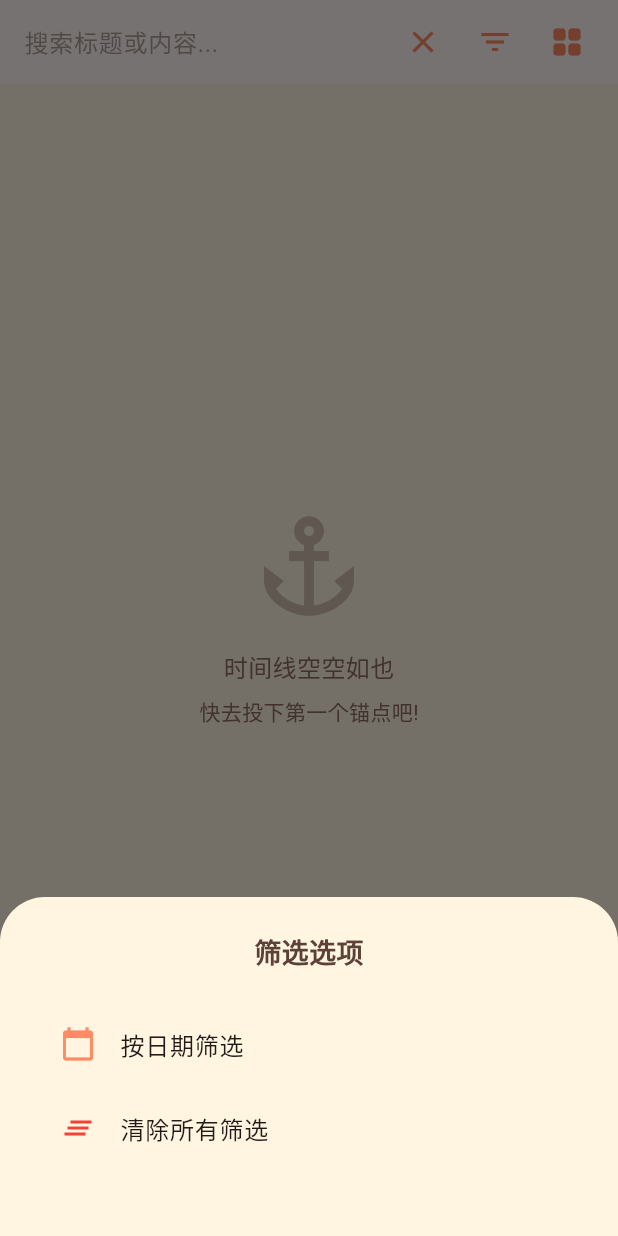
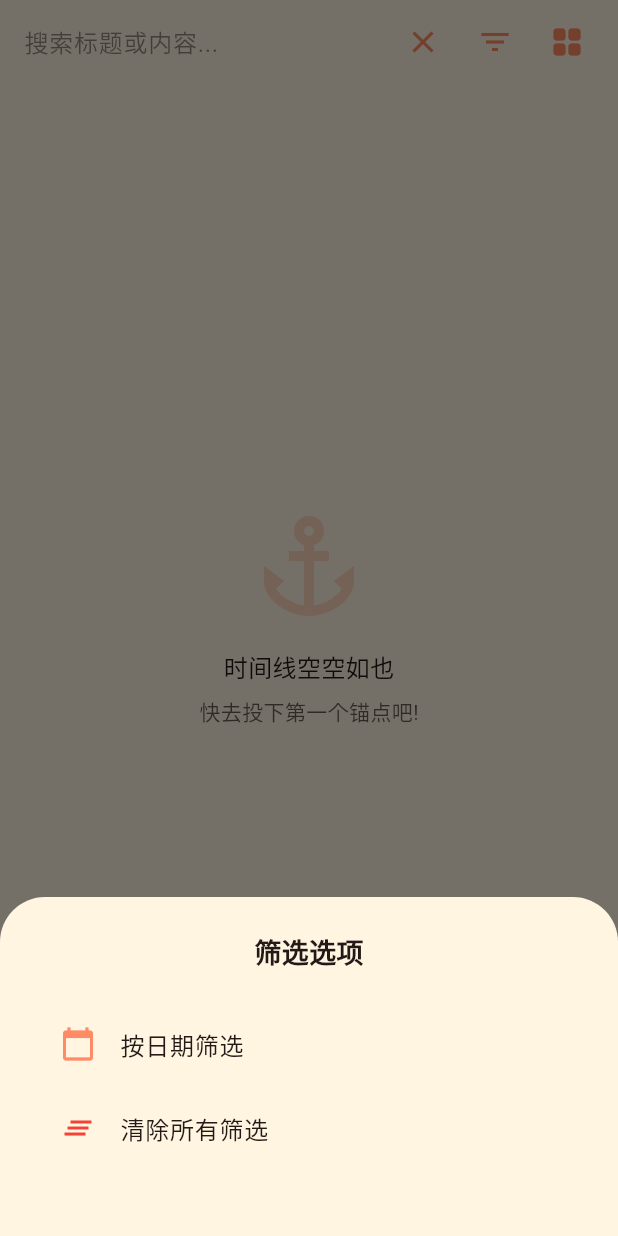
Before and after one commit to 95Penguin/anchor-app-frontend, a Flutter app: the screen it shows after launch, item 2 of the bottom bar chosen, after a tap on the "search" icon, after a tap on the "filter list" icon, on a phone screen of 412 x 824 dp. Run offline on Flutter 3.47's test engine with Material 3 defaults, Android fonts, the phone set to English and light mode, and no system bars; our stand-ins replace fl_chart, flutter_image_compress, flutter_local_notifications, image_picker, photo_view, share_plus and 4 more; missing offline and left inert: flutter_vibrate; accounts and stored records are empty.

Commit message:
主题色匹配

```diff
--- a/lib/views/timeline_view.dart
+++ b/lib/views/timeline_view.dart
@@ -3,6 +3,7 @@ import 'package:flutter/material.dart';
 import 'package:provider/provider.dart';
 import 'package:intl/intl.dart';
 import '../providers/app_provider.dart';
+import '../providers/theme_provider.dart';
 import '../utils/app_theme.dart';
 import '../widgets/anchor_card.dart';
 
@@ -29,13 +30,20 @@ class _TimelineViewState extends State<TimelineView> {
   @override
   Widget build(BuildContext context) {
     final provider = Provider.of<AppProvider>(context);
+    final themeProvider = Provider.of<ThemeProvider>(context);
+
+    // 根据主题获取颜色
+    final accentColor = _getAccentColor(themeProvider);
+    final backgroundColor = Theme.of(context).scaffoldBackgroundColor;
 
     return Scaffold(
+      backgroundColor: backgroundColor,
       appBar: AppBar(
+        backgroundColor: backgroundColor,
         title: _showSearchBar ? _buildSearchField(provider) : const Text('时间轴'),
         actions: [
           IconButton(
-            icon: Icon(_showSearchBar ? Icons.close : Icons.search, color: AppTheme.accentWarmOrange),
+            icon: Icon(_showSearchBar ? Icons.close : Icons.search, color: accentColor),
             onPressed: () {
               setState(() {
                 _showSearchBar = !_showSearchBar;
@@ -47,11 +55,11 @@ class _TimelineViewState extends State<TimelineView> {
             },
           ),
           IconButton(
-            icon: const Icon(Icons.filter_list, color: AppTheme.accentWarmOrange),
+            icon: Icon(Icons.filter_list, color: accentColor),
             onPressed: () => _showFilterDialog(context, provider),
           ),
           IconButton(
-            icon: Icon(_isGridView ? Icons.view_list_rounded : Icons.grid_view_rounded, color: AppTheme.accentWarmOrange),
+            icon: Icon(_isGridView ? Icons.view_list_rounded : Icons.grid_view_rounded, color: accentColor),
             onPressed: () => setState(() => _isGridView = !_isGridView),
           ),
           const SizedBox(width: 10),
@@ -60,30 +68,42 @@ class _TimelineViewState extends State<TimelineView> {
       body: provider.isLoading
           ? const Center(child: CircularProgressIndicator())
           : provider.anchors.isEmpty
-              ? _buildEmptyState()
+              ? _buildEmptyState(accentColor)
               : RefreshIndicator(
                   onRefresh: () async {
-                    // 刷新数据
                     await Future.delayed(const Duration(seconds: 1));
                   },
                   child: AnimatedSwitcher(
                     duration: const Duration(milliseconds: 300),
                     child: _isGridView
                         ? _buildWaterfallView(provider)
-                        : _buildListView(provider),
+                        : _buildListView(provider, accentColor),
                   ),
                 ),
     );
+  }
+
+  Color _getAccentColor(ThemeProvider themeProvider) {
+    switch (themeProvider.currentTheme) {
+      case AppThemeMode.warm:
+        return const Color(0xFFFF8A65);
+      case AppThemeMode.ocean:
+        return const Color(0xFF0097A7);
+      case AppThemeMode.forest:
+        return const Color(0xFF4CAF50);
+      case AppThemeMode.dark:
+        return const Color(0xFFFF8A65);
+    }
   }
 
   Widget _buildSearchField(AppProvider provider) {
     return TextField(
       controller: _searchController,
       autofocus: true,
-      style: const TextStyle(color: AppTheme.textBrown),
+      style: TextStyle(color: Theme.of(context).textTheme.bodyLarge?.color),
       decoration: InputDecoration(
         hintText: '搜索标题或内容...',
-        hintStyle: TextStyle(color: AppTheme.textBrown.withOpacity(0.5)),
+        hintStyle: TextStyle(color: Theme.of(context).textTheme.bodyLarge?.color?.withOpacity(0.5)),
         border: InputBorder.none,
       ),
       onChanged: (value) => provider.searchAnchors(value),
@@ -91,30 +111,35 @@ class _TimelineViewState extends State<TimelineView> {
   }
 
   void _showFilterDialog(BuildContext context, AppProvider provider) {
+    final themeProvider = Provider.of<ThemeProvider>(context, listen: false);
+    final accentColor = _getAccentColor(themeProvider);
+    final backgroundColor = Theme.of(context).scaffoldBackgroundColor;
+    final textColor = Theme.of(context).textTheme.bodyLarge?.color ?? Colors.black;
+
     showModalBottomSheet(
       context: context,
       backgroundColor: Colors.transparent,
       builder: (ctx) => Container(
-        decoration: const BoxDecoration(
-          color: AppTheme.backgroundWarm,
-          borderRadius: BorderRadius.vertical(top: Radius.circular(30)),
+        decoration: BoxDecoration(
+          color: backgroundColor,
+          borderRadius: const BorderRadius.vertical(top: Radius.circular(30)),
         ),
         padding: const EdgeInsets.all(24),
         child: Column(
           mainAxisSize: MainAxisSize.min,
           children: [
-            const Text(
+            Text(
               '筛选选项',
               style: TextStyle(
                 fontSize: 18,
                 fontWeight: FontWeight.bold,
-                color: AppTheme.textBrown,
+                color: textColor,
               ),
             ),
             const SizedBox(height: 20),
             ListTile(
-              leading: const Icon(Icons.calendar_today, color: AppTheme.accentWarmOrange),
-              title: const Text('按日期筛选'),
+              leading: Icon(Icons.calendar_today, color: accentColor),
+              title: Text('按日期筛选', style: TextStyle(color: textColor)),
               onTap: () async {
                 Navigator.pop(ctx);
                 final DateTimeRange? picked = await showDateRangePicker(
@@ -129,7 +154,7 @@ class _TimelineViewState extends State<TimelineView> {
             ),
             ListTile(
               leading: const Icon(Icons.clear_all, color: Colors.red),
-              title: const Text('清除所有筛选'),
+              title: Text('清除所有筛选', style: TextStyle(color: textColor)),
               onTap: () {
                 provider.clearFilters();
                 Navigator.pop(ctx);
@@ -142,10 +167,7 @@ class _TimelineViewState extends State<TimelineView> {
     );
   }
 
-// lib/views/timeline_view.dart
-// 找到 _buildListView 方法（大约在第 120 行），替换为以下代码：
-
-Widget _buildListView(AppProvider provider) {
+  Widget _buildListView(AppProvider provider, Color accentColor) {
     final groupedAnchors = _groupAnchorsByDate(provider.anchors);
 
     return ListView.builder(
@@ -163,10 +185,10 @@ Widget _buildListView(AppProvider provider) {
               padding: const EdgeInsets.symmetric(vertical: 12),
               child: Text(
                 entry.key,
-              style: const TextStyle(
+                style: TextStyle(
                   fontSize: 16,
                   fontWeight: FontWeight.bold,
-                color: AppTheme.accentWarmOrange,
+                  color: accentColor,
                 ),
               ),
             ),
@@ -185,18 +207,18 @@ Widget _buildListView(AppProvider provider) {
                         Container(
                           width: 2,
                           height: entry.value.indexOf(anchor) == 0 ? 0 : 30,
-                        color: AppTheme.accentWarmOrange.withOpacity(0.3),
+                          color: accentColor.withOpacity(0.3),
                         ),
                         // 圆点
                         Container(
                           width: 12,
                           height: 12,
                           decoration: BoxDecoration(
-                          color: AppTheme.accentWarmOrange,
+                            color: accentColor,
                             shape: BoxShape.circle,
                             boxShadow: [
                               BoxShadow(
-                              color: AppTheme.accentWarmOrange.withOpacity(0.5),
+                                color: accentColor.withOpacity(0.5),
                                 blurRadius: 8,
                                 spreadRadius: 2,
                               )
@@ -207,13 +229,13 @@ Widget _buildListView(AppProvider provider) {
                         Container(
                           width: 2,
                           height: entry.value.indexOf(anchor) == entry.value.length - 1 ? 0 : 30,
-                        color: AppTheme.accentWarmOrange.withOpacity(0.3),
+                          color: accentColor.withOpacity(0.3),
                         ),
                       ],
                     ),
                   ),
                   const SizedBox(width: 8),
-                // 锚点卡片 - 关键：showFull 设为 false 才显示内容
+                  // 锚点卡片
                   Expanded(
                     child: AnchorCard(anchor: anchor, showFull: false),
                   ),
@@ -297,7 +319,7 @@ Widget _buildListView(AppProvider provider) {
     );
   }
 
-  Widget _buildEmptyState() {
+  Widget _buildEmptyState(Color accentColor) {
     return Center(
       child: Column(
         mainAxisAlignment: MainAxisAlignment.center,
@@ -305,21 +327,21 @@ Widget _buildListView(AppProvider provider) {
           Icon(
             Icons.anchor,
             size: 80,
-            color: AppTheme.textBrown.withOpacity(0.3),
+            color: accentColor.withOpacity(0.3),
           ),
           const SizedBox(height: 16),
-          const Text(
+          Text(
             '时间线空空如也',
             style: TextStyle(
-              color: AppTheme.textLightBrown,
+              color: Theme.of(context).textTheme.bodyMedium?.color,
               fontSize: 16,
             ),
           ),
           const SizedBox(height: 8),
-          const Text(
+          Text(
             '快去投下第一个锚点吧!',
             style: TextStyle(
-              color: AppTheme.textLightBrown,
+              color: Theme.of(context).textTheme.bodyMedium?.color?.withOpacity(0.7),
               fontSize: 14,
             ),
           ),
```
Also changed, not shown: lib/views/anchor_detail_view.dart (+62 -33 lines), lib/widgets/anchor_card.dart (+65 -41 lines). Lines whose indentation alone changed are shown as unchanged.
